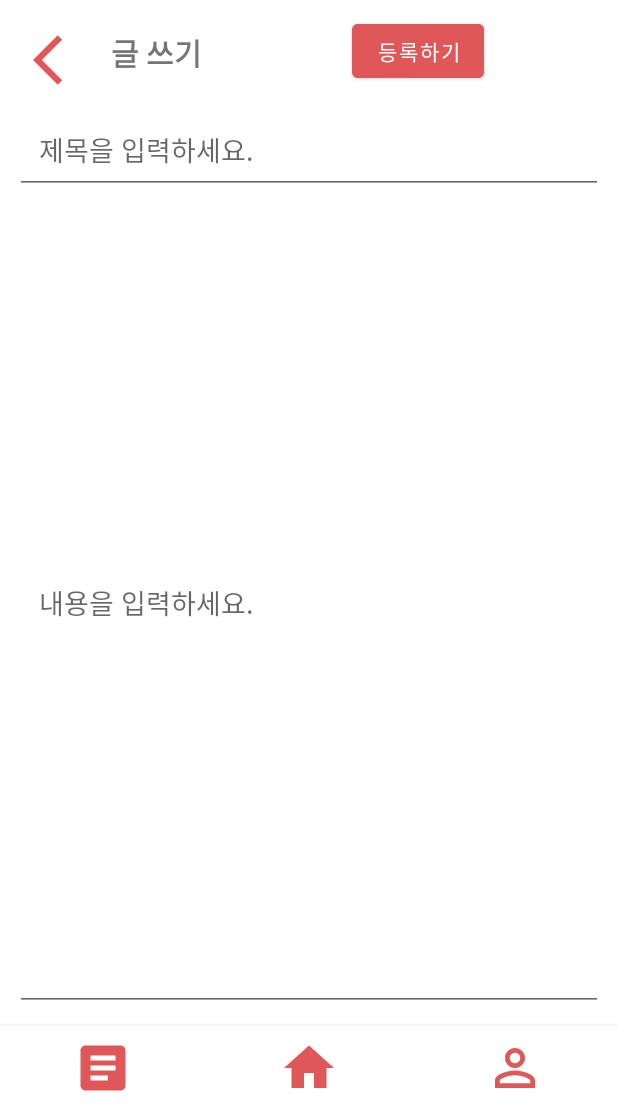
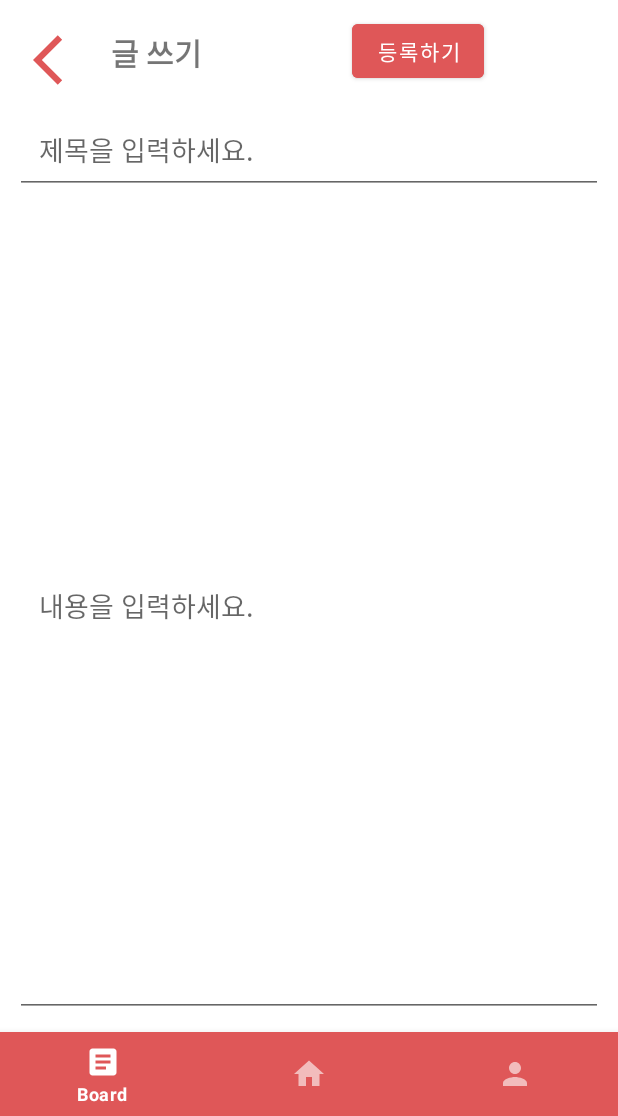
Before and after one commit to EAT-SSU/EAT-SSU, an Android app: the screen it shows after launch (MainActivity), after a tap on "글 쓰기", on a phone screen of 412 x 824 dp, the part 120-1236 px from its top. Run offline under Robolectric (Android 15) with nearby library versions, the phone set to English and light mode, and no system bars; our stand-ins replace Firebase (no records; nobody signed in at launch, a user with empty details on screens opened directly).

Commit message:
refactoring: 바텀 네비 디자인 수정 #15

```diff
--- a/app/src/main/java/com/example/eatssu/BoardFragment.java
+++ b/app/src/main/java/com/example/eatssu/BoardFragment.java
@@ -113,6 +113,7 @@
         arrayList = new ArrayList<>();
 
         /*
+        //여기서부터 파이어베이스
         FirebaseDatabase database = FirebaseDatabase.getInstance();
         DatabaseReference databaseReference = database.getReference("Board");//DB 테이블 연결
         databaseReference.addListenerForSingleValueEvent(new ValueEventListener() {
@@ -133,7 +134,10 @@
                 Log.e("BoardFragment","시발");//에러문 출력
                 //안해도 됨
             }
-        });*/
+        });
+        //파이어베이스
+        */
+
         arrayList = Board.createContactsList(7);
         adapter = new CustomAdapter(arrayList, getActivity());
         recyclerView.setAdapter(adapter);
--- /dev/null
+++ b/app/src/main/res/drawable/ic_baseline_person_24.xml
@@ -0,0 +1,5 @@
+<vector android:height="24dp" android:tint="#000000"
+    android:viewportHeight="24" android:viewportWidth="24"
+    android:width="24dp" xmlns:android="http://schemas.android.com/apk/res/android">
+    <path android:fillColor="@android:color/white" android:pathData="M12,12c2.21,0 4,-1.79 4,-4s-1.79,-4 -4,-4 -4,1.79 -4,4 1.79,4 4,4zM12,14c-2.67,0 -8,1.34 -8,4v2h16v-2c0,-2.66 -5.33,-4 -8,-4z"/>
+</vector>
--- a/app/src/main/res/layout/activity_main.xml
+++ b/app/src/main/res/layout/activity_main.xml
@@ -6,7 +6,6 @@
     android:layout_height="match_parent"
     tools:context=".MainActivity"
     android:orientation="vertical">
-
 
         <TextView
             android:id="@+id/tv_eat_ssu"
@@ -35,20 +34,12 @@
 
         <com.google.android.material.bottomnavigation.BottomNavigationView
             android:id="@+id/nav_bottom"
-            android:layout_width="0dp"
-            android:layout_height="60dp"
+            android:layout_width="match_parent"
+            android:layout_height="wrap_content"
+            style="@style/Widget.MaterialComponents.BottomNavigationView.Colored"
             app:layout_constraintStart_toStartOf="parent"
-            app:layout_constraintEnd_toEndOf="parent"
             app:layout_constraintBottom_toBottomOf="parent"
             app:menu="@menu/menu_bottomnav"
-            app:itemIconSize="40dp"
-            app:itemIconTint="@color/main"/>
-
-
-
-
-
-
-
+            app:labelVisibilityMode="selected"/>
 
 </androidx.constraintlayout.widget.ConstraintLayout>
--- a/app/src/main/res/menu/menu_bottomnav.xml
+++ b/app/src/main/res/menu/menu_bottomnav.xml
@@ -1,16 +1,21 @@
 <?xml version="1.0" encoding="utf-8"?>
 <menu xmlns:android="http://schemas.android.com/apk/res/android">
-
     <item
         android:id="@+id/menu_board"
+        android:title="@string/board"
+        android:enabled="true"
         android:icon="@drawable/ic_baseline_article_24" />
 
     <item
         android:id="@+id/menu_home"
+        android:title="@string/home"
+        android:enabled="true"
         android:icon="@drawable/ic_baseline_home_24" />
 
     <item
         android:id="@+id/menu_mypage"
-        android:icon="@drawable/ic_baseline_perm_identity_24" />
+        android:title="@string/mypage"
+        android:enabled="true"
+        android:icon="@drawable/ic_baseline_person_24" />
 
 </menu>
--- a/app/src/main/res/values/strings.xml
+++ b/app/src/main/res/values/strings.xml
@@ -12,4 +12,7 @@
     <string name="invalid_password">Password must be >5 characters</string>
     <string name="login_failed">"Login failed"</string>
     <string name="writeBtn">글 쓰기</string>
+    <string name="board">Board</string>
+    <string name="home">Home</string>
+    <string name="mypage">MyPage</string>
 </resources>
--- a/app/src/main/res/values/themes.xml
+++ b/app/src/main/res/values/themes.xml
@@ -2,15 +2,15 @@
     <!-- Base application theme. -->
     <style name="Theme.EATSSU" parent="Theme.MaterialComponents.DayNight.DarkActionBar">
         <!-- Primary brand color. -->
-        <item name="colorPrimary">@color/purple_500</item>
-        <item name="colorPrimaryVariant">@color/purple_700</item>
+        <item name="colorPrimary">@color/main</item>
+        <item name="colorPrimaryVariant">@color/white</item>
         <item name="colorOnPrimary">@color/white</item>
         <item name="windowActionBar">false</item>
         <item name="windowNoTitle">true</item>
         <!-- Secondary brand color. -->
         <item name="colorSecondary">@color/teal_200</item>
         <item name="colorSecondaryVariant">@color/teal_700</item>
-        <item name="colorOnSecondary">@color/black</item>
+        <item name="colorOnSecondary">@color/white</item>
         <!-- Status bar color. -->
         <item name="android:statusBarColor" tools:targetApi="l">?attr/colorPrimaryVariant</item>
         <!-- Customize your theme here. -->
```
